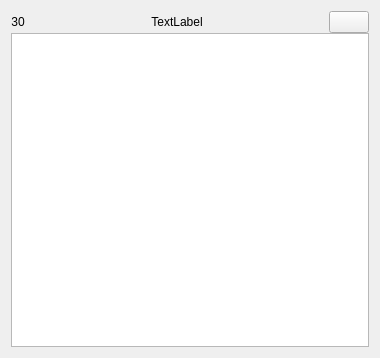
This is VPaHMI/CourseWork/headertableitem.ui in MangriMen/SibSUTIS5semester as Qt 5 draws it before an edit. The edited form follows.
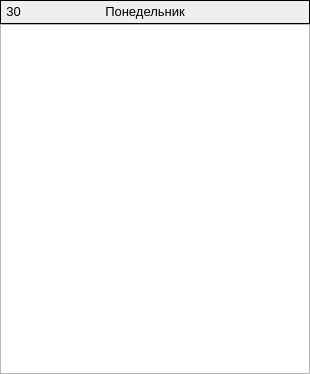
This is the edited form. Icons and pictures are not drawn.

Commit message: VPaHMI layout improved

```diff
--- a/VPaHMI/CourseWork/headertableitem.ui
+++ b/VPaHMI/CourseWork/headertableitem.ui
@@ -6,57 +6,143 @@
    <rect>
     <x>0</x>
     <y>0</y>
-    <width>380</width>
-    <height>358</height>
+    <width>310</width>
+    <height>374</height>
    </rect>
   </property>
   <property name="windowTitle">
    <string>Form</string>
   </property>
   <layout class="QGridLayout" name="gridLayout">
+   <property name="leftMargin">
+    <number>0</number>
+   </property>
+   <property name="topMargin">
+    <number>0</number>
+   </property>
+   <property name="rightMargin">
+    <number>0</number>
+   </property>
+   <property name="bottomMargin">
+    <number>0</number>
+   </property>
    <property name="spacing">
     <number>0</number>
    </property>
-   <item row="0" column="2">
-    <widget class="QPushButton" name="btnConfigure">
-     <property name="sizePolicy">
-      <sizepolicy hsizetype="Maximum" vsizetype="Fixed">
-       <horstretch>0</horstretch>
-       <verstretch>0</verstretch>
-      </sizepolicy>
-     </property>
-     <property name="text">
-      <string/>
-     </property>
-    </widget>
-   </item>
-   <item row="0" column="0">
-    <widget class="QLabel" name="lblDay">
-     <property name="sizePolicy">
-      <sizepolicy hsizetype="Maximum" vsizetype="Preferred">
-       <horstretch>0</horstretch>
-       <verstretch>0</verstretch>
-      </sizepolicy>
-     </property>
-     <property name="text">
-      <string>30</string>
-     </property>
-     <property name="alignment">
-      <set>Qt::AlignCenter</set>
-     </property>
-    </widget>
-   </item>
-   <item row="1" column="0" colspan="3">
+   <item row="1" column="0" colspan="2">
     <widget class="QTableView" name="tblData"/>
    </item>
    <item row="0" column="1">
-    <widget class="QLabel" name="lblHeader">
-     <property name="text">
-      <string>TextLabel</string>
+    <widget class="QFrame" name="frame">
+     <property name="sizePolicy">
+      <sizepolicy hsizetype="Expanding" vsizetype="Minimum">
+       <horstretch>0</horstretch>
+       <verstretch>0</verstretch>
+      </sizepolicy>
      </property>
-     <property name="alignment">
-      <set>Qt::AlignCenter</set>
+     <property name="frameShape">
+      <enum>QFrame::Panel</enum>
      </property>
+     <layout class="QHBoxLayout" name="horizontalLayout">
+      <property name="spacing">
+       <number>0</number>
+      </property>
+      <property name="leftMargin">
+       <number>5</number>
+      </property>
+      <property name="topMargin">
+       <number>0</number>
+      </property>
+      <property name="rightMargin">
+       <number>0</number>
+      </property>
+      <property name="bottomMargin">
+       <number>0</number>
+      </property>
+      <item>
+       <widget class="QLabel" name="lblDay">
+        <property name="sizePolicy">
+         <sizepolicy hsizetype="Maximum" vsizetype="Maximum">
+          <horstretch>0</horstretch>
+          <verstretch>0</verstretch>
+         </sizepolicy>
+        </property>
+        <property name="font">
+         <font>
+          <pointsize>10</pointsize>
+         </font>
+        </property>
+        <property name="lineWidth">
+         <number>1</number>
+        </property>
+        <property name="midLineWidth">
+         <number>0</number>
+        </property>
+        <property name="text">
+         <string>30</string>
+        </property>
+        <property name="alignment">
+         <set>Qt::AlignCenter</set>
+        </property>
+        <property name="margin">
+         <number>5</number>
+        </property>
+       </widget>
+      </item>
+      <item>
+       <widget class="QLabel" name="lblHeader">
+        <property name="sizePolicy">
+         <sizepolicy hsizetype="Expanding" vsizetype="Maximum">
+          <horstretch>0</horstretch>
+          <verstretch>0</verstretch>
+         </sizepolicy>
+        </property>
+        <property name="font">
+         <font>
+          <pointsize>10</pointsize>
+         </font>
+        </property>
+        <property name="text">
+         <string>Понедельник</string>
+        </property>
+        <property name="alignment">
+         <set>Qt::AlignCenter</set>
+        </property>
+       </widget>
+      </item>
+      <item>
+       <widget class="QPushButton" name="btnConfigure">
+        <property name="sizePolicy">
+         <sizepolicy hsizetype="Fixed" vsizetype="Maximum">
+          <horstretch>0</horstretch>
+          <verstretch>0</verstretch>
+         </sizepolicy>
+        </property>
+        <property name="cursor">
+         <cursorShape>PointingHandCursor</cursorShape>
+        </property>
+        <property name="text">
+         <string/>
+        </property>
+        <property name="icon">
+         <iconset resource="resources.qrc">
+          <normaloff>:/images/edit.png</normaloff>:/images/edit.png</iconset>
+        </property>
+        <property name="iconSize">
+         <size>
+          <width>26</width>
+          <height>26</height>
+         </size>
+        </property>
+        <property name="default">
+         <bool>false</bool>
+        </property>
+        <property name="flat">
+         <bool>true</bool>
+        </property>
+       </widget>
+      </item>
+     </layout>
     </widget>
    </item>
   </layout>
```
Left out of the diff: 4 changed lines with no effect on the pictures. The commit also changes 8 other files.
